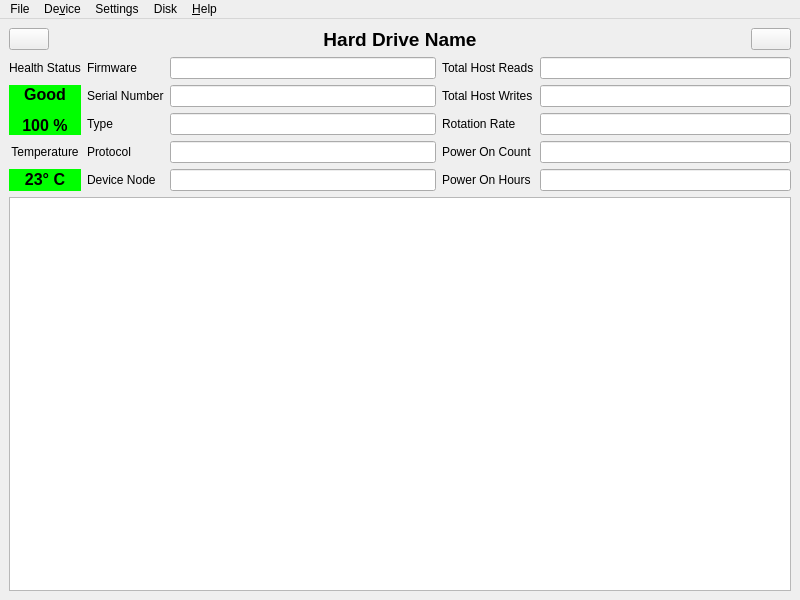
Before: the Qt Designer form src/mainwindow.ui in edisionnano/QDiskInfo, drawn with Qt 5.
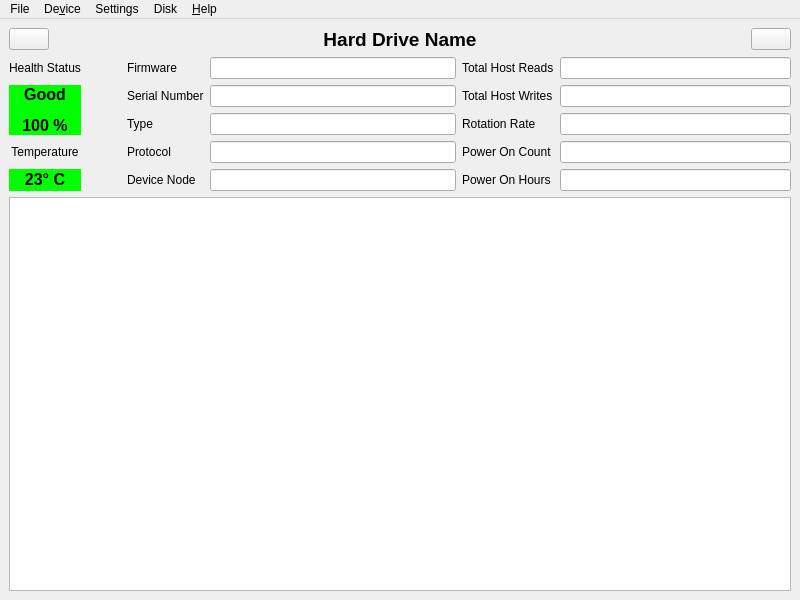
After: the same form once the commit is applied. Icons and pictures are not drawn.

Commit message: Minor UI fixes Use accelerator on Greek translation Show version on about dialog Spacer between health/temp and the lineedits

```diff
--- a/src/mainwindow.ui
+++ b/src/mainwindow.ui
@@ -153,6 +153,22 @@
           </item>
          </layout>
         </item>
+        <item>
+         <spacer name="horizontalSpacer_3">
+          <property name="orientation">
+           <enum>Qt::Orientation::Horizontal</enum>
+          </property>
+          <property name="sizeType">
+           <enum>QSizePolicy::Policy::Preferred</enum>
+          </property>
+          <property name="sizeHint" stdset="0">
+           <size>
+            <width>40</width>
+            <height>20</height>
+           </size>
+          </property>
+         </spacer>
+        </item>
         <item>
          <layout class="QVBoxLayout" name="verticalLayout_2">
           <item>
```
Left out of the diff: 2 changed lines with no effect on the pictures. The commit also changes 4 other files.
